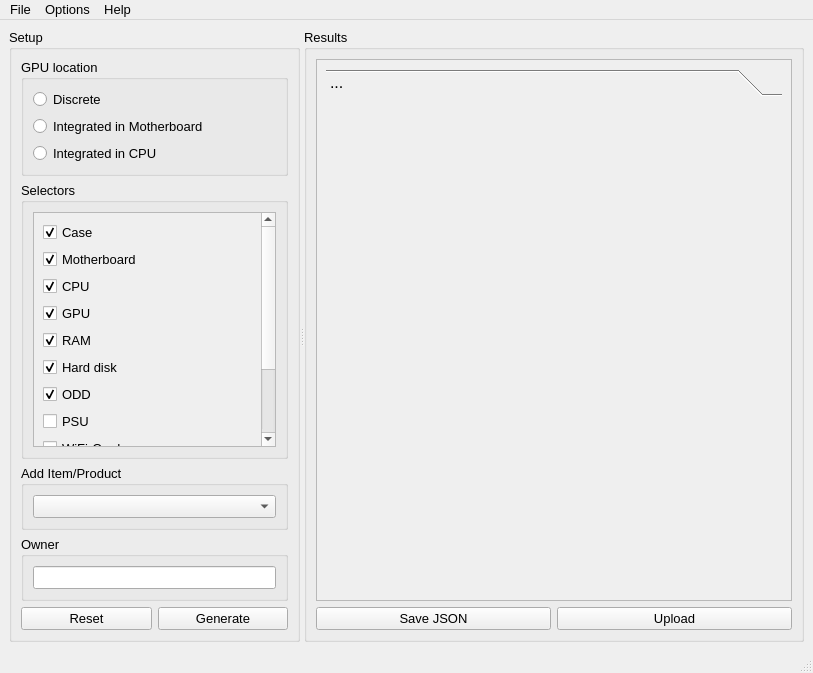
Above: assets/interface.ui from WEEE-Open/peracotta before the change. Below: the same form after it.
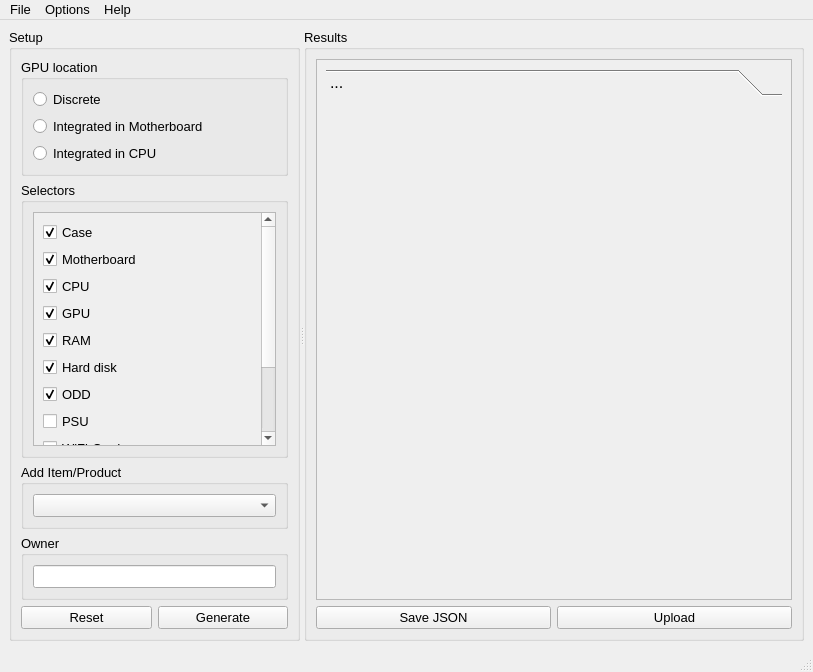
That is the form after the change. Icons and pictures are not drawn.

Commit message: Fixed json parsing bug. Added feature adder to toolbox widgets. Changed progress bar style.

What changed in the file:
```diff
--- a/assets/interface.ui
+++ b/assets/interface.ui
@@ -7,7 +7,7 @@
     <x>0</x>
     <y>0</y>
     <width>813</width>
-    <height>673</height>
+    <height>672</height>
    </rect>
   </property>
   <property name="font">
@@ -354,7 +354,7 @@
              <x>0</x>
              <y>0</y>
              <width>478</width>
-             <height>540</height>
+             <height>539</height>
             </rect>
            </property>
            <layout class="QVBoxLayout" name="verticalLayout_2">
@@ -369,7 +369,7 @@
                  <x>0</x>
                  <y>0</y>
                  <width>460</width>
-                 <height>489</height>
+                 <height>488</height>
                 </rect>
                </property>
                <attribute name="label">
```
Left out of the diff: 2 changed lines with no effect on the pictures. The commit also changes 1 other file.
